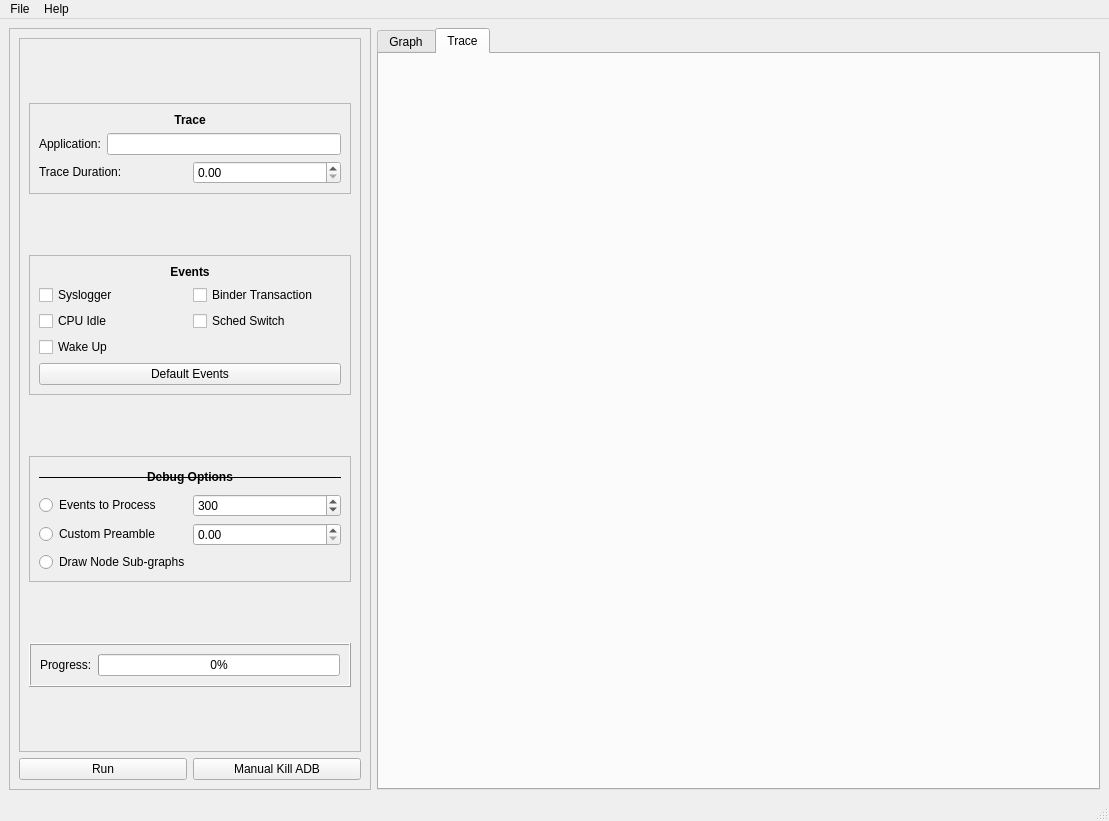
alxhoff/BrezeFlow, file UI/MainInterface.ui: the form before one commit.
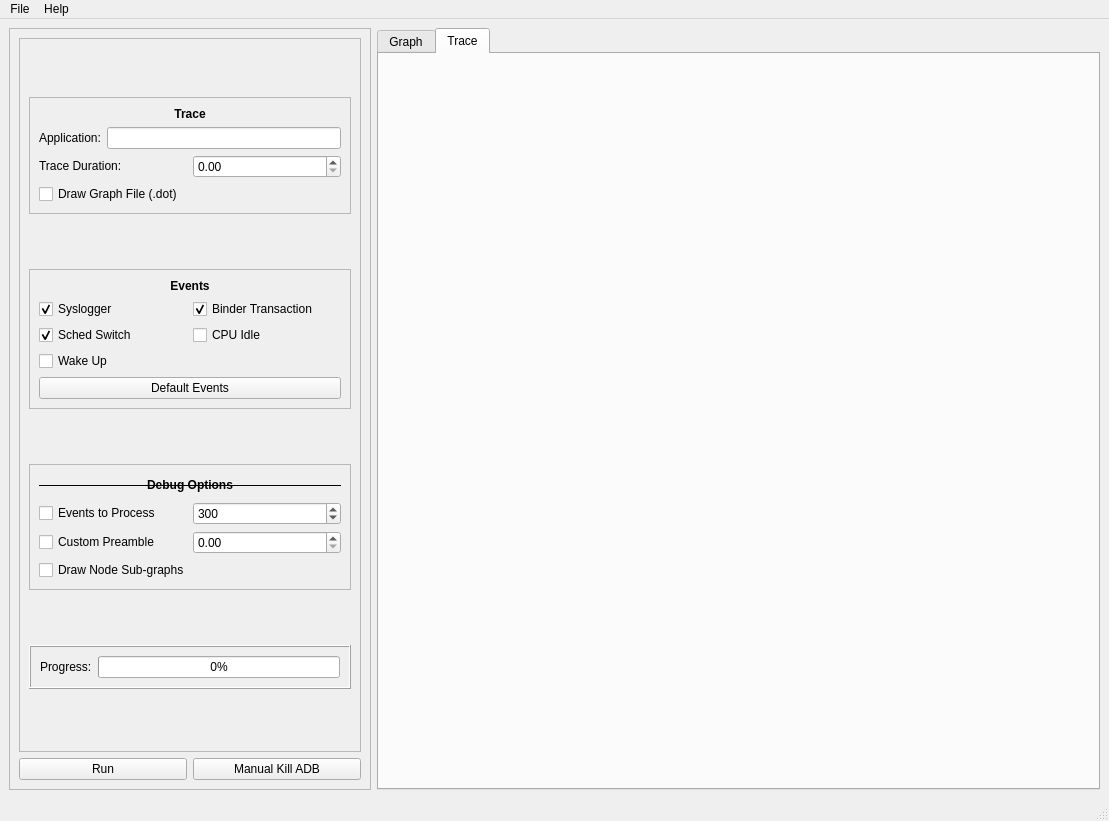
The form after the commit. Icons and pictures are not drawn.

Diff of the .ui file:
```diff
--- a/UI/MainInterface.ui
+++ b/UI/MainInterface.ui
@@ -113,6 +113,23 @@
                 </item>
                </layout>
               </item>
+              <item>
+               <layout class="QHBoxLayout" name="horizontalLayout_8">
+                <item>
+                 <widget class="QCheckBox" name="checkBoxDrawGraph">
+                  <property name="sizePolicy">
+                   <sizepolicy hsizetype="Minimum" vsizetype="Maximum">
+                    <horstretch>0</horstretch>
+                    <verstretch>0</verstretch>
+                   </sizepolicy>
+                  </property>
+                  <property name="text">
+                   <string>Draw Graph File (.dot)</string>
+                  </property>
+                 </widget>
+                </item>
+               </layout>
+              </item>
              </layout>
             </widget>
            </item>
@@ -154,6 +171,9 @@
                   <property name="text">
                    <string>Syslogger</string>
                   </property>
+                  <property name="checked">
+                   <bool>true</bool>
+                  </property>
                  </widget>
                 </item>
                 <item row="0" column="1">
@@ -161,26 +181,8 @@
                   <property name="text">
                    <string>Binder Transaction</string>
                   </property>
-                 </widget>
-                </item>
-                <item row="1" column="1">
-                 <widget class="QCheckBox" name="checkBoxSchedSwitch">
-                  <property name="text">
-                   <string>Sched Switch</string>
-                  </property>
-                 </widget>
-                </item>
-                <item row="1" column="0">
-                 <widget class="QCheckBox" name="checkBoxCPUIdle">
-                  <property name="text">
-                   <string>CPU Idle</string>
-                  </property>
-                 </widget>
-                </item>
-                <item row="2" column="0">
-                 <widget class="QCheckBox" name="checkBoxWakeUp">
-                  <property name="text">
-                   <string>Wake Up</string>
+                  <property name="checked">
+                   <bool>true</bool>
                   </property>
                  </widget>
                 </item>
@@ -203,6 +205,30 @@
                   </property>
                  </widget>
                 </item>
+                <item row="2" column="0">
+                 <widget class="QCheckBox" name="checkBoxWakeUp">
+                  <property name="text">
+                   <string>Wake Up</string>
+                  </property>
+                 </widget>
+                </item>
+                <item row="1" column="0">
+                 <widget class="QCheckBox" name="checkBoxSchedSwitch">
+                  <property name="text">
+                   <string>Sched Switch</string>
+                  </property>
+                  <property name="checked">
+                   <bool>true</bool>
+                  </property>
+                 </widget>
+                </item>
+                <item row="1" column="1">
+                 <widget class="QCheckBox" name="checkBoxCPUIdle">
+                  <property name="text">
+                   <string>CPU Idle</string>
+                  </property>
+                 </widget>
+                </item>
                </layout>
               </item>
              </layout>
@@ -245,7 +271,7 @@
               <item>
                <layout class="QHBoxLayout" name="horizontalLayout_5">
                 <item>
-                 <widget class="QRadioButton" name="radioButtonEvents">
+                 <widget class="QCheckBox" name="checkBoxEvents">
                   <property name="text">
                    <string>Events to Process</string>
                   </property>
@@ -266,7 +292,7 @@
               <item>
                <layout class="QHBoxLayout" name="horizontalLayout_6">
                 <item>
-                 <widget class="QRadioButton" name="radioButtonPreamble">
+                 <widget class="QCheckBox" name="checkBoxPreamble">
                   <property name="text">
                    <string>Custom Preamble</string>
                   </property>
@@ -278,7 +304,7 @@
                </layout>
               </item>
               <item>
-               <widget class="QRadioButton" name="radioButtonSubGraph">
+               <widget class="QCheckBox" name="checkBoxSubGraph">
                 <property name="text">
                  <string>Draw Node Sub-graphs</string>
                 </property>
```
Left out of the diff: 6 changed lines with no effect on the pictures.
